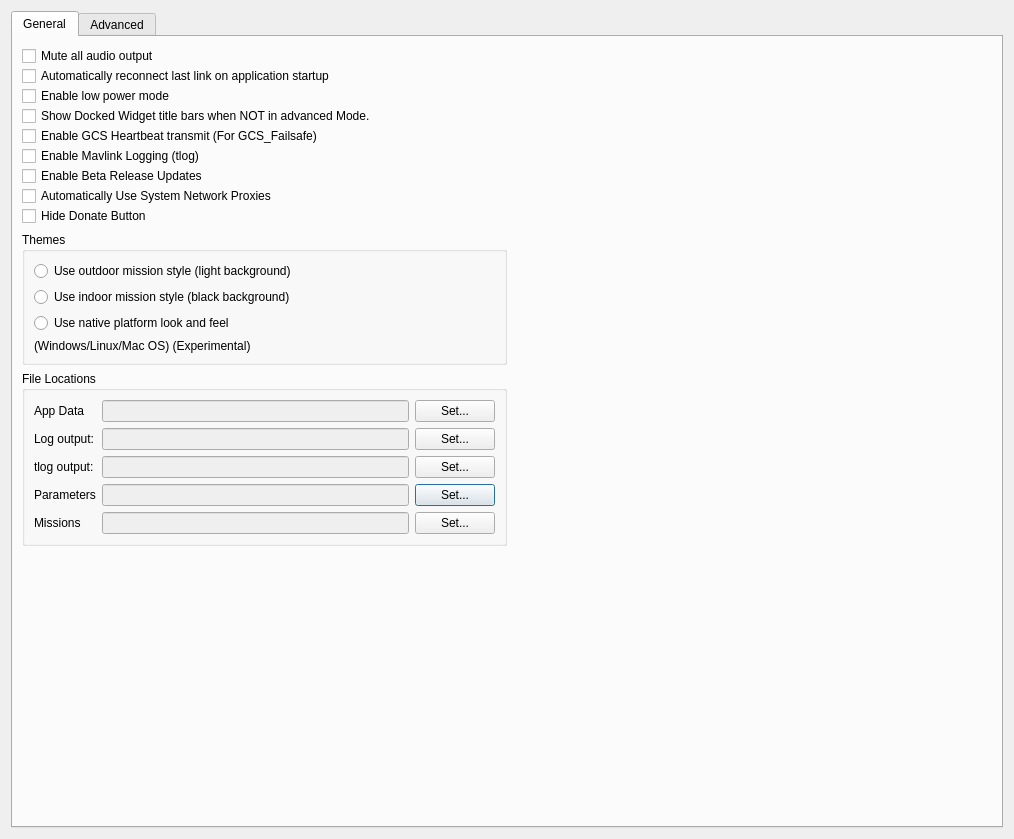
tjdodson/apm_planner, file src/ui/QGCSettingsWidget.ui: the form before one commit.
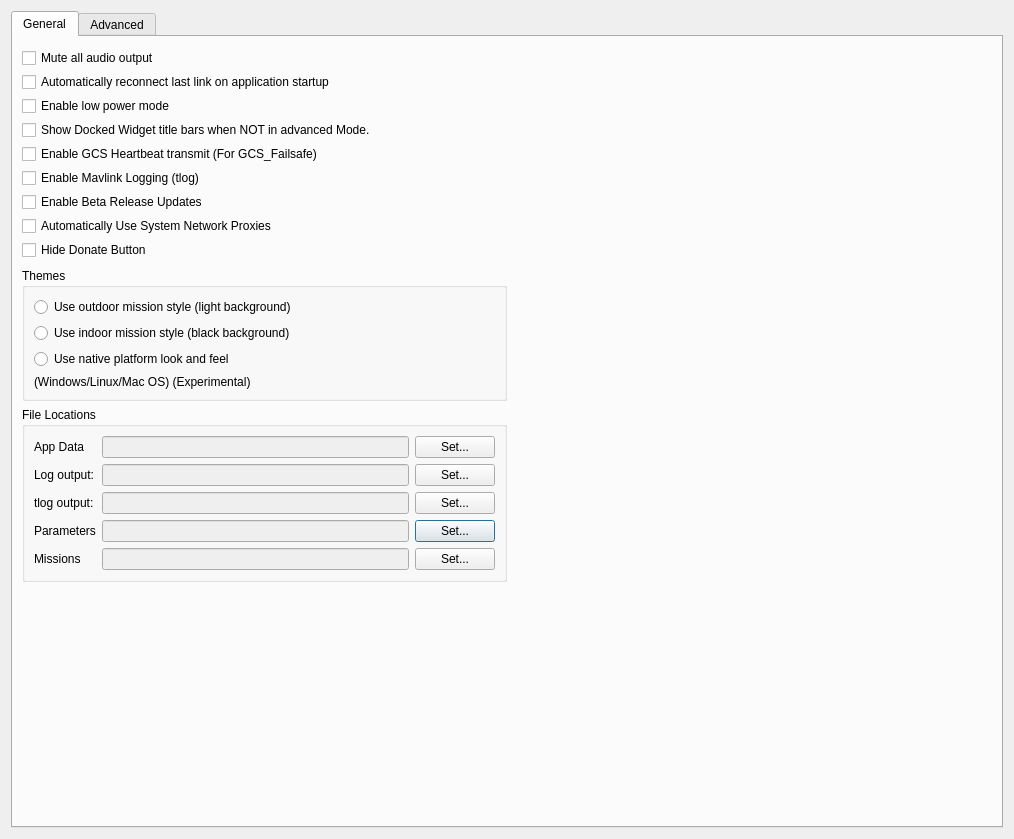
The form after the commit. Icons and pictures are not drawn.

Diff of the .ui file:
```diff
--- a/src/ui/QGCSettingsWidget.ui
+++ b/src/ui/QGCSettingsWidget.ui
@@ -227,6 +227,12 @@
          </property>
          <item>
           <widget class="QCheckBox" name="audioMuteCheckBox">
+           <property name="minimumSize">
+            <size>
+             <width>0</width>
+             <height>24</height>
+            </size>
+           </property>
            <property name="text">
             <string>Mute all audio output</string>
            </property>
@@ -234,10 +240,22 @@
             <iconset resource="../../qgroundcontrol.qrc">
              <normaloff>:/files/images/status/audio-volume-muted.svg</normaloff>:/files/images/status/audio-volume-muted.svg</iconset>
            </property>
+           <property name="iconSize">
+            <size>
+             <width>18</width>
+             <height>16</height>
+            </size>
+           </property>
           </widget>
          </item>
          <item>
           <widget class="QCheckBox" name="reconnectCheckBox">
+           <property name="minimumSize">
+            <size>
+             <width>0</width>
+             <height>24</height>
+            </size>
+           </property>
            <property name="text">
             <string>Automatically reconnect last link on application startup</string>
            </property>
@@ -245,23 +263,53 @@
             <iconset resource="../../qgroundcontrol.qrc">
              <normaloff>:/files/images/devices/network-wireless.svg</normaloff>:/files/images/devices/network-wireless.svg</iconset>
            </property>
+           <property name="iconSize">
+            <size>
+             <width>18</width>
+             <height>16</height>
+            </size>
+           </property>
           </widget>
          </item>
          <item>
           <widget class="QCheckBox" name="lowPowerCheckBox">
+           <property name="minimumSize">
+            <size>
+             <width>0</width>
+             <height>24</height>
+            </size>
+           </property>
            <property name="toolTip">
             <string>Lowers all update rates to save battery power</string>
            </property>
            <property name="text">
             <string>Enable low power mode</string>
            </property>
+           <property name="iconSize">
+            <size>
+             <width>18</width>
+             <height>16</height>
+            </size>
+           </property>
           </widget>
          </item>
          <item>
           <widget class="QCheckBox" name="titleBarCheckBox">
+           <property name="minimumSize">
+            <size>
+             <width>0</width>
+             <height>24</height>
+            </size>
+           </property>
            <property name="text">
             <string>Show Docked Widget title bars when NOT in advanced Mode.</string>
            </property>
+           <property name="iconSize">
+            <size>
+             <width>18</width>
+             <height>16</height>
+            </size>
+           </property>
            <property name="checked">
             <bool>false</bool>
            </property>
@@ -269,27 +317,69 @@
          </item>
          <item>
           <widget class="QCheckBox" name="heartbeatCheckBox">
+           <property name="minimumSize">
+            <size>
+             <width>0</width>
+             <height>24</height>
+            </size>
+           </property>
            <property name="text">
             <string>Enable GCS Heartbeat transmit (For GCS_Failsafe)</string>
            </property>
+           <property name="iconSize">
+            <size>
+             <width>18</width>
+             <height>16</height>
+            </size>
+           </property>
           </widget>
          </item>
          <item>
           <widget class="QCheckBox" name="mavlinkLoggingCheckBox">
+           <property name="minimumSize">
+            <size>
+             <width>0</width>
+             <height>24</height>
+            </size>
+           </property>
            <property name="text">
             <string>Enable Mavlink Logging (tlog)</string>
            </property>
+           <property name="iconSize">
+            <size>
+             <width>18</width>
+             <height>16</height>
+            </size>
+           </property>
           </widget>
          </item>
          <item>
           <widget class="QCheckBox" name="enableBetaReleaseCheckBox">
+           <property name="minimumSize">
+            <size>
+             <width>0</width>
+             <height>24</height>
+            </size>
+           </property>
            <property name="text">
             <string>Enable Beta Release Updates</string>
            </property>
+           <property name="iconSize">
+            <size>
+             <width>18</width>
+             <height>16</height>
+            </size>
+           </property>
           </widget>
          </item>
          <item>
           <widget class="QCheckBox" name="autoProxyCheckBox">
+           <property name="minimumSize">
+            <size>
+             <width>0</width>
+             <height>24</height>
+            </size>
+           </property>
            <property name="toolTip">
             <string>Use the system defined network proxies to download data from the Internet through a firewall.</string>
            </property>
@@ -300,13 +390,34 @@
             <iconset resource="../../qgroundcontrol.qrc">
              <normaloff>:/files/images/devices/network-wireless.svg</normaloff>:/files/images/devices/network-wireless.svg</iconset>
            </property>
+           <property name="iconSize">
+            <size>
+             <width>18</width>
+             <height>16</height>
+            </size>
+           </property>
           </widget>
          </item>
          <item>
           <widget class="QCheckBox" name="hideDonateButtonCheckBox">
+           <property name="minimumSize">
+            <size>
+             <width>0</width>
+             <height>24</height>
+            </size>
+           </property>
            <property name="text">
             <string>Hide Donate Button</string>
            </property>
+           <property name="iconSize">
+            <size>
+             <width>18</width>
+             <height>16</height>
+            </size>
+           </property>
+           <property name="shortcut">
+            <string>Esc</string>
+           </property>
           </widget>
          </item>
         </layout>
```
